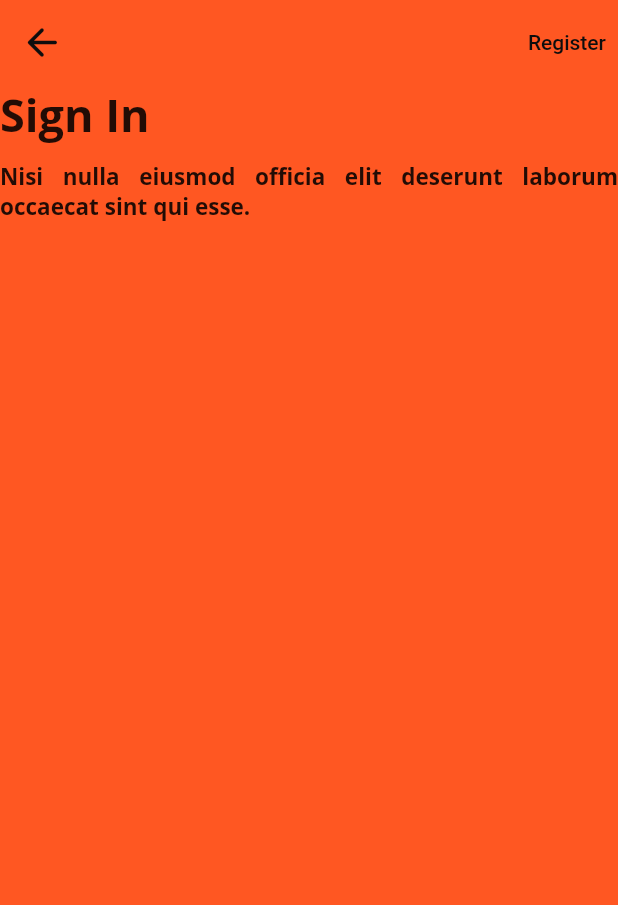
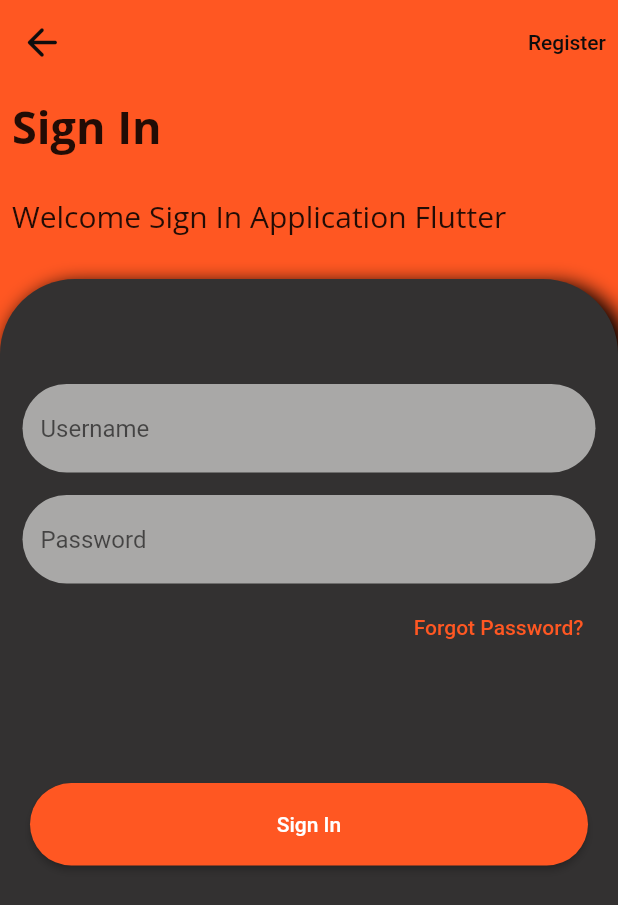
Before and after one commit to featlast/beer_app, a Flutter app: the screen it shows after launch, after a tap on "Sign In", on a phone screen of 412 x 824 dp. Shown: the top 905 px of the screen. Run offline on Flutter 3.47's test engine with Material 2 defaults, Android fonts, the phone set to English and light mode, and no system bars; our stand-ins replace lottie.

Commit message:
add(core) Add Buttons Screen Sign In

```diff
--- a/lib/src/presentation/screens/login_screen.dart
+++ b/lib/src/presentation/screens/login_screen.dart
@@ -1,60 +1,200 @@
 import 'package:beer_app/src/theme/colors.dart';
 import 'package:flutter/material.dart';
+import 'package:flutter/services.dart';
 
 class LoginScreen extends StatelessWidget {
   const LoginScreen({super.key});
 
   @override
   Widget build(BuildContext context) {
+    final size = MediaQuery.of(context).size;
     return Scaffold(
       backgroundColor: BeerAppColors.colorSecundary,
       appBar: AppBar(
         backgroundColor: BeerAppColors.colorSecundary,
         elevation: 0,
-        leading: IconButton(
-            onPressed: () {
-              // Navigator.pushNamed(context, "/welcome");
-              Navigator.pop(context);
-            },
-            icon: const Icon(
-              Icons.arrow_back_rounded,
-              color: BeerAppColors.colorBlack,
-              size: 30,
-            )),
-        actions: [
-          TextButton(
-            onPressed: () {
-              Navigator.pushNamed(context, "/register");
-            },
-            style:
-                TextButton.styleFrom(foregroundColor: BeerAppColors.colorBlack),
-            child: const Text(
-              'Register',
-            ),
-          )
-        ],
+        leading: const LeadingBackButton(),
+        actions: const [ActionsTextButton()],
       ),
-      body: const Column(
+      body: Column(
         crossAxisAlignment: CrossAxisAlignment.start,
         children: [
-          Text(
-            'Sign In',
-            style: TextStyle(
-                fontFamily: 'OpenSans',
-                fontSize: 30,
-                fontWeight: FontWeight.bold),
+          const TextWidgetLogin(
+            texto: "Sign In",
+            fontSize: 30,
+            fontWeight: FontWeight.bold,
           ),
-          SizedBox(height: 10),
-          Text(
-            'Nisi nulla eiusmod officia elit deserunt laborum occaecat sint qui esse.',
-            textAlign: TextAlign.justify,
-            style: TextStyle(
-                fontFamily: 'OpenSans',
-                fontWeight: FontWeight.w700,
-                fontSize: 15),
+          const SizedBox(height: 10),
+          const TextWidgetLogin(
+            texto: "Welcome Sign In Application Flutter",
+            fontSize: 20,
+            fontWeight: FontWeight.w500,
+          ),
+          const SizedBox(height: 20),
+          Expanded(
+            child: Container(
+              width: double.infinity,
+              height: size.height,
+              decoration: const BoxDecoration(
+                  color: BeerAppColors.colorPrimary,
+                  borderRadius: BorderRadius.only(
+                      topLeft: Radius.circular(50),
+                      topRight: Radius.circular(50)),
+                  boxShadow: [
+                    BoxShadow(
+                        color: Colors.black,
+                        blurRadius: 10,
+                        spreadRadius: 2.0,
+                        offset: Offset(5.0, 5.0))
+                  ]),
+              child: Column(
+                children: [
+                  Padding(
+                    padding: const EdgeInsets.symmetric(
+                        vertical: 70, horizontal: 15),
+                    child: Form(
+                        child: Column(
+                      crossAxisAlignment: CrossAxisAlignment.end,
+                      children: [
+                        _email(),
+                        const SizedBox(height: 15),
+                        _password(),
+                        const SizedBox(
+                          height: 5,
+                        ),
+                        TextButton(
+                            onPressed: () {
+                              Navigator.pop(context);
+                            },
+                            style: const ButtonStyle(
+                                foregroundColor: MaterialStatePropertyAll(
+                                    BeerAppColors.colorSecundary)),
+                            child: const Text("Forgot Password?")
+                            // TextButton.styleFrom(
+                            //     foregroundColor: BeerAppColors.colorBlack),
+                            ),
+                        const SizedBox(
+                          height: 80,
+                        ),
+                        Container(
+                          padding: const EdgeInsets.symmetric(horizontal: 5),
+                          width: double.infinity,
+                          height: 55,
+                          child: ElevatedButton(
+                            onPressed: () {},
+                            style: ElevatedButton.styleFrom(
+                                backgroundColor: BeerAppColors.colorSecundary,
+                                shape: RoundedRectangleBorder(
+                                    borderRadius: BorderRadius.circular(50))),
+                            child: const Text("Sign In"),
+                          ),
+                        )
+                      ],
+                    )),
+                  )
+                ],
+              ),
+            ),
           )
         ],
       ),
     );
   }
+
+  TextFormField _email() {
+    return TextFormField(
+      decoration: InputDecoration(
+          hintText: "Username",
+          focusedBorder: OutlineInputBorder(
+              borderRadius: BorderRadius.circular(40),
+              borderSide: BorderSide.none),
+          enabledBorder: OutlineInputBorder(
+              borderRadius: BorderRadius.circular(40),
+              borderSide: BorderSide.none),
+          border: OutlineInputBorder(borderRadius: BorderRadius.circular(40)),
+          filled: true,
+          fillColor: BeerAppColors.colorWhite.withOpacity(.6)),
+    );
+  }
+
+  TextFormField _password() {
+    return TextFormField(
+      decoration: InputDecoration(
+          hintText: "Password",
+          focusedBorder: OutlineInputBorder(
+              borderRadius: BorderRadius.circular(40),
+              borderSide: BorderSide.none),
+          enabledBorder: OutlineInputBorder(
+              borderRadius: BorderRadius.circular(40),
+              borderSide: BorderSide.none),
+          border: OutlineInputBorder(borderRadius: BorderRadius.circular(40)),
+          filled: true,
+          fillColor: BeerAppColors.colorWhite.withOpacity(.6)),
+    );
+  }
 }
+
+///Widgets Internos
+
+class ActionsTextButton extends StatelessWidget {
+  const ActionsTextButton({
+    super.key,
+  });
+
+  @override
+  Widget build(BuildContext context) {
+    return TextButton(
+      onPressed: () {
+        Navigator.pushNamed(context, "/register");
+      },
+      style: TextButton.styleFrom(foregroundColor: BeerAppColors.colorBlack),
+      child: const Text(
+        'Register',
+      ),
+    );
+  }
+}
+
+class LeadingBackButton extends StatelessWidget {
+  const LeadingBackButton({
+    super.key,
+  });
+
+  @override
+  Widget build(BuildContext context) {
+    return IconButton(
+        onPressed: () {
+          // Navigator.pushNamed(context, "/welcome");
+          Navigator.pop(context);
+        },
+        icon: const Icon(
+          Icons.arrow_back_rounded,
+          color: BeerAppColors.colorBlack,
+          size: 30,
+        ));
+  }
+}
+
+class TextWidgetLogin extends StatelessWidget {
+  final String texto;
+  final double fontSize;
+  final FontWeight? fontWeight;
+  const TextWidgetLogin({
+    super.key,
+    required this.texto,
+    required this.fontSize,
+    this.fontWeight,
+  });
+
+  @override
+  Widget build(BuildContext context) {
+    return Padding(
+      padding: const EdgeInsets.all(8.0),
+      child: Text(
+        texto,
+        style: TextStyle(
+            fontFamily: 'OpenSans', fontSize: fontSize, fontWeight: fontWeight),
+      ),
+    );
+  }
+}
--- a/lib/src/presentation/widgets/animation_widget_welcome.dart
+++ b/lib/src/presentation/widgets/animation_widget_welcome.dart
@@ -14,7 +14,7 @@ class AnimationWidgetWelcome extends StatelessWidget {
   @override
   Widget build(BuildContext context) {
     return InkWell(
-      onTap: () => print('contenedor beers'),
+      onTap: () => Navigator.pushNamed(context, "/login"),
       child: Positioned(
         top: 0,
         left: 0,
```
